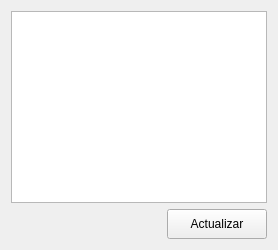
Above: Proyecto/src/ui/ListaObjetos.ui from ferna041/T1POO- before the change. Below: the same form after it.
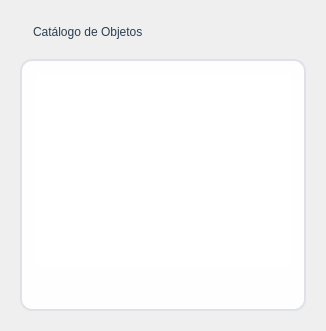
That is the form after the change.

What changed in the file:
```diff
--- a/Proyecto/src/ui/ListaObjetos.ui
+++ b/Proyecto/src/ui/ListaObjetos.ui
@@ -2,12 +2,206 @@
 <ui version="4.0">
  <class>ListaObjetos</class>
  <widget class="QWidget" name="ListaObjetos">
+  <property name="styleSheet">
+   <string notr="true">QWidget#ListaObjetos {
+    background: qlineargradient(x1: 0, y1: 0, x2: 0, y2: 1,
+                                stop: 0 #f8f9fa, stop: 1 #e9ecef);
+    border: none;
+    color: #212529;
+}</string>
+  </property>
   <property name="windowTitle">
    <string>Form</string>
   </property>
   <layout class="QVBoxLayout" name="verticalLayout">
+   <property name="spacing">
+    <number>15</number>
+   </property>
+   <property name="leftMargin">
+    <number>20</number>
+   </property>
+   <property name="topMargin">
+    <number>20</number>
+   </property>
+   <property name="rightMargin">
+    <number>20</number>
+   </property>
+   <property name="bottomMargin">
+    <number>20</number>
+   </property>
+   <item>
+    <widget class="QLabel" name="labelTitulo">
+     <property name="styleSheet">
+      <string notr="true">QLabel {
+    font: 700 18pt &quot;Segoe UI&quot;;
+    color: #2c3e50;
+    background: transparent;
+    padding: 5px 10px;
+    border-radius: 8px;
+}</string>
+     </property>
+     <property name="text">
+      <string>Catálogo de Objetos</string>
+     </property>
+    </widget>
+   </item>
+   <item>
+    <widget class="QWidget" name="widgetContenedor" native="true">
+     <property name="styleSheet">
+      <string notr="true">QWidget#widgetContenedor {
+    background-color: rgba(255, 255, 255, 240);
+    border: 2px solid #dee2e6;
+    border-radius: 12px;
+    box-shadow: 0 4px 6px rgba(0, 0, 0, 0.1);
+}</string>
+     </property>
+     <layout class="QVBoxLayout" name="verticalLayoutTabla">
+      <property name="spacing">
+       <number>0</number>
+      </property>
+      <property name="leftMargin">
+       <number>15</number>
+      </property>
+      <property name="topMargin">
+       <number>15</number>
+      </property>
+      <property name="rightMargin">
+       <number>15</number>
+      </property>
+      <property name="bottomMargin">
+       <number>15</number>
+      </property>
    <item>
     <widget class="QTableWidget" name="tableWidgetObjetos">
+     <property name="styleSheet">
+      <string notr="true">QTableWidget {
+    background-color: #ffffff;
+    alternate-background-color: #f8f9fa;
+    selection-background-color: #e3f2fd;
+    selection-color: #1976d2;
+    border: none;
+    gridline-color: #e9ecef;
+    font: 11pt &quot;Segoe UI&quot;;
+    outline: none;
+    color: #212529;
+}
+
+QTableWidget QHeaderView {
+    background-color: #ffffff;
+    border: none;
+}
+
+QTableWidget QHeaderView::section {
+    background-color: #ffffff;
+}
+
+QTableWidget::item {
+    padding: 12px 10px;
+    border: none;
+    border-bottom: 1px solid #f1f3f4;
+    color: #212529;
+    background-color: #ffffff;
+}
+
+QTableWidget::item:alternate {
+    background-color: #f8f9fa;
+    color: #212529;
+}
+
+QTableWidget::item:selected {
+    background-color: #e8f4fd;
+    color: #1565c0;
+}
+
+QTableWidget::item:hover {
+    background-color: #f5f5f5;
+    color: #212529;
+}
+
+QTableWidget::item:selected:hover {
+    background-color: #e3f2fd;
+    color: #1565c0;
+}
+
+QHeaderView::section {
+    background: qlineargradient(x1: 0, y1: 0, x2: 0, y2: 1,
+                                stop: 0 #f8f9fa, stop: 1 #e9ecef);
+    color: #495057;
+    padding: 15px 10px;
+    border: none;
+    font: bold 11pt &quot;Segoe UI&quot;;
+    border-right: 1px solid #dee2e6;
+    border-bottom: 2px solid #dee2e6;
+    min-height: 40px;
+}
+
+QHeaderView::section:last {
+    border-right: none;
+}
+
+QHeaderView::section:first {
+    border-top-left-radius: 8px;
+}
+
+QHeaderView::section:last {
+    border-top-right-radius: 8px;
+}
+
+QHeaderView::section:vertical {
+    background-color: #f8f9fa;
+    color: #6c757d;
+    border: none;
+    border-bottom: 1px solid #dee2e6;
+    padding: 8px;
+    font: 10pt "Segoe UI";
+    text-align: center;
+    min-width: 40px;
+}
+
+QTableWidget::corner-button {
+    background-color: #ffffff;
+    border: none;
+}
+
+QTableWidget QTableCornerButton::section {
+    background-color: #ffffff;
+    border: none;
+}
+
+QScrollBar:vertical {
+    background: #f8f9fa;
+    width: 12px;
+    border-radius: 6px;
+    margin: 2px;
+}
+
+QScrollBar::handle:vertical {
+    background: #dee2e6;
+    border-radius: 6px;
+    min-height: 20px;
+}
+
+QScrollBar::handle:vertical:hover {
+    background: #adb5bd;
+}
+
+QScrollBar:horizontal {
+    background: #f8f9fa;
+    height: 12px;
+    border-radius: 6px;
+    margin: 2px;
+}
+
+QScrollBar::handle:horizontal {
+    background: #dee2e6;
+    border-radius: 6px;
+    min-width: 20px;
+}
+
+QScrollBar::handle:horizontal:hover {
+    background: #adb5bd;
+}</string>
+     </property>
      <property name="alternatingRowColors">
       <bool>true</bool>
      </property>
@@ -36,6 +230,27 @@
      </item>
      <item>
       <widget class="QPushButton" name="pushButtonActualizar">
+          <property name="styleSheet">
+           <string notr="true">QPushButton {
+    background: qlineargradient(x1: 0, y1: 0, x2: 0, y2: 1,
+                                stop: 0 #6c757d, stop: 1 #495057);
+    color: white;
+    border: none;
+    border-radius: 15px;
+    font: bold 11pt &quot;Segoe UI&quot;;
+    padding: 8px 16px;
+}
+
+QPushButton:hover {
+    background: qlineargradient(x1: 0, y1: 0, x2: 0, y2: 1,
+                                stop: 0 #5a6268, stop: 1 #343a40);
+}
+
+QPushButton:pressed {
+    background: qlineargradient(x1: 0, y1: 0, x2: 0, y2: 1,
+                                stop: 0 #495057, stop: 1 #212529);
+}</string>
+          </property>
        <property name="text">
         <string>Actualizar</string>
        </property>
@@ -48,6 +263,9 @@
       </widget>
      </item>
     </layout>
+      </item>
+     </layout>
+    </widget>
    </item>
   </layout>
  </widget>
```
Left out of the diff: 2 changed lines with no effect on the pictures. Lines whose indentation alone changed are shown as unchanged.
